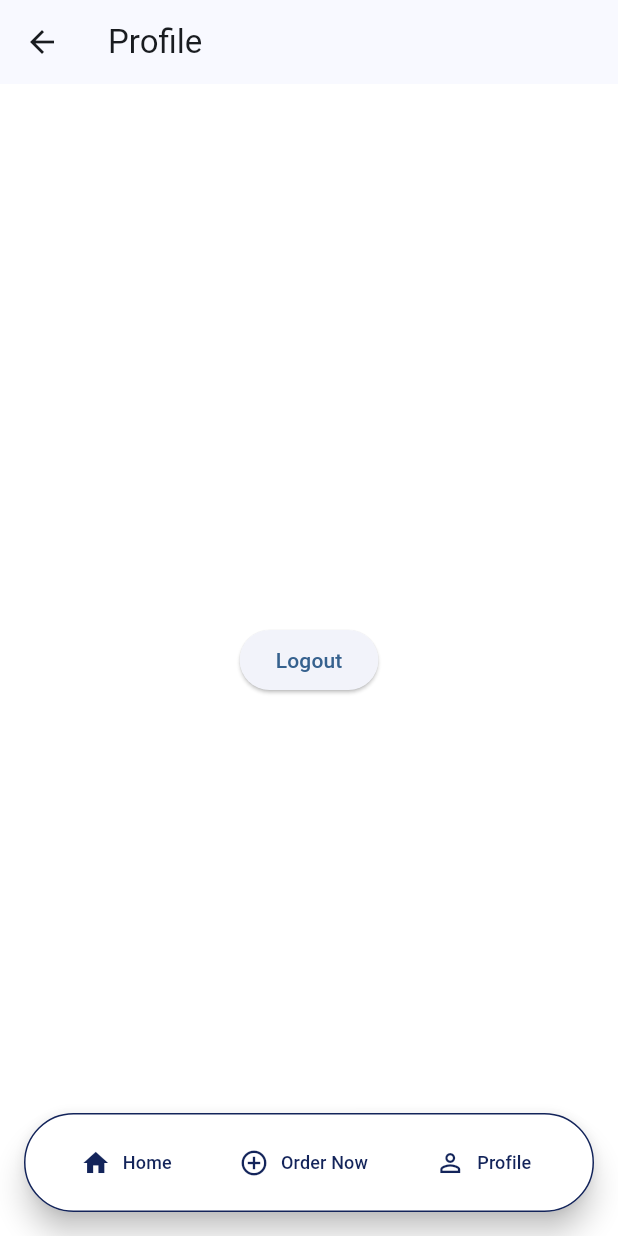
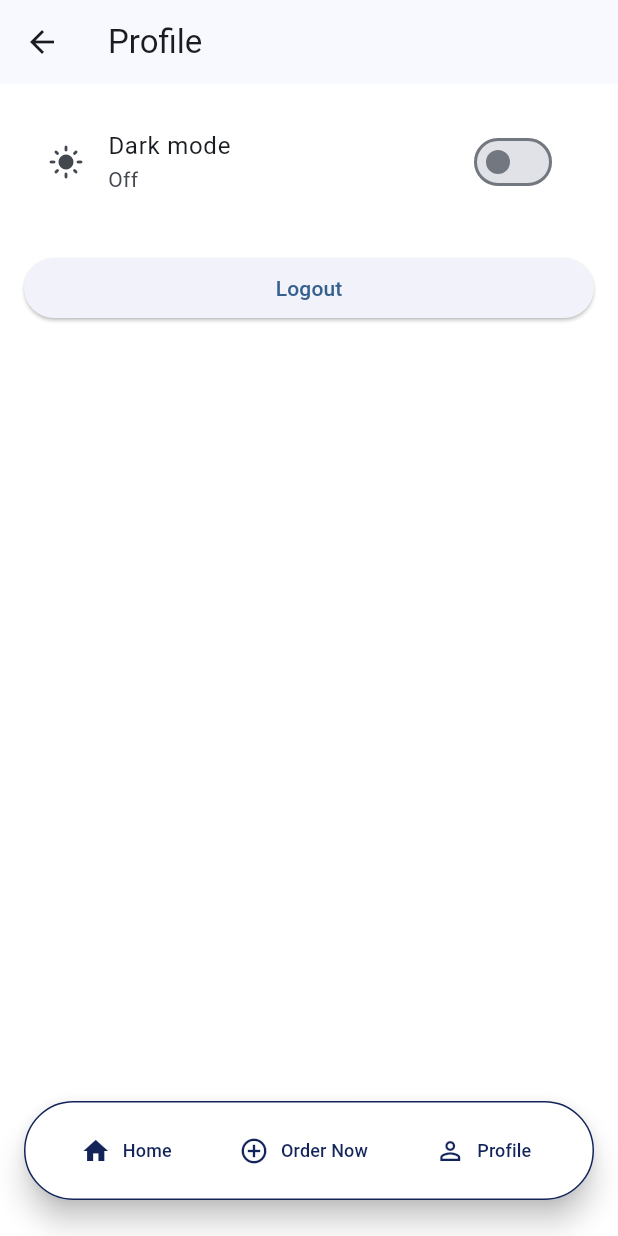
Before and after one commit to ImthiazRagib/Flutter.Assignment.Customer.App, a Flutter app: the screen it shows after launch, item 3 of the bottom bar chosen, after a tap on "Logout", on a phone screen of 412 x 824 dp. Run offline on Flutter 3.47's test engine with Material 3 defaults, Android fonts, the phone set to English and light mode, and no system bars; our stand-ins replace go_router.

Commit message:
Update FloatingNavBar bottom positioning for improved layout

```diff
--- a/lib/app.dart
+++ b/lib/app.dart
@@ -1,16 +1,24 @@
 import 'package:flutter/material.dart';
+import 'package:provider/provider.dart';
 import 'router.dart';
 import 'core/theme.dart';
+import 'core/theme_provider.dart';
 
 class MyApp extends StatelessWidget {
   const MyApp({super.key});
 
   @override
   Widget build(BuildContext context) {
-    return MaterialApp.router(
-      debugShowCheckedModeBanner: false,
-      theme: AppTheme.lightTheme,
-      routerConfig: router,
+    return Consumer<ThemeProvider>(
+      builder: (context, themeProvider, _) {
+        return MaterialApp.router(
+          debugShowCheckedModeBanner: false,
+          theme: AppTheme.lightTheme,
+          darkTheme: AppTheme.darkTheme,
+          themeMode: themeProvider.themeMode,
+          routerConfig: router,
+        );
+      },
     );
   }
 }
--- a/lib/core/theme.dart
+++ b/lib/core/theme.dart
@@ -11,7 +11,11 @@ class AppTheme {
   );
   static final darkTheme = ThemeData(
     useMaterial3: true,
-    colorSchemeSeed: Colors.white,
-    scaffoldBackgroundColor: Colors.white,
+    colorSchemeSeed: const Color.fromARGB(255, 232, 233, 233),
+    brightness: Brightness.dark,
+    scaffoldBackgroundColor: const Color(0xFF121212),
+    inputDecorationTheme: const InputDecorationTheme(
+      border: OutlineInputBorder(),
+    ),
   );
 }
--- /dev/null
+++ b/lib/core/theme_provider.dart
@@ -0,0 +1,20 @@
+import 'package:flutter/material.dart';
+
+class ThemeProvider extends ChangeNotifier {
+  ThemeMode _themeMode = ThemeMode.light;
+
+  ThemeMode get themeMode => _themeMode;
+
+  bool get isDarkMode => _themeMode == ThemeMode.dark;
+
+  void setThemeMode(ThemeMode mode) {
+    if (_themeMode == mode) return;
+    _themeMode = mode;
+    notifyListeners();
+  }
+
+  void toggleTheme() {
+    _themeMode = _themeMode == ThemeMode.light ? ThemeMode.dark : ThemeMode.light;
+    notifyListeners();
+  }
+}
--- a/lib/features/landing.dart
+++ b/lib/features/landing.dart
@@ -1,15 +1,24 @@
+import 'package:assignment_customer_app/core/theme_provider.dart';
 import 'package:flutter/material.dart';
 import 'package:go_router/go_router.dart';
+import 'package:provider/provider.dart';
 
 class LandingPage extends StatelessWidget {
   const LandingPage({super.key});
 
   @override
   Widget build(BuildContext context) {
+    final themeProvider = Provider.of<ThemeProvider>(context);
+    final isDarkMode = themeProvider.isDarkMode;
+    final backgroundColor = isDarkMode ? Colors.black : Colors.white;
+    final textColor = isDarkMode ? Colors.white : Colors.black;
+    final accentColor = isDarkMode ? Colors.white : Colors.black;
     return Scaffold(
       appBar: AppBar(
         title: const Text("Assignment Solutions"),
-        backgroundColor: Colors.white,
+        backgroundColor: backgroundColor,
+        foregroundColor: textColor,
+        iconTheme: IconThemeData(color: textColor),
       ),
       body: Column(
         crossAxisAlignment: CrossAxisAlignment.stretch,
@@ -58,9 +67,9 @@ class LandingPage extends StatelessWidget {
             child: Column(
               crossAxisAlignment: CrossAxisAlignment.center,
               children: [
-                Text("Assignment Writing Services Offered By Us", style: TextStyle(fontSize: 22, fontWeight: FontWeight.bold, color: Color(0xFF13245A)), textAlign: TextAlign.center),
+                Text("Assignment Writing Services Offered By Us", style: TextStyle(fontSize: 22, fontWeight: FontWeight.bold, color: accentColor), textAlign: TextAlign.center),
                 SizedBox(height: 10),
-                Text("Expert help for all your academic assignments — fast, reliable, and affordable.", style: TextStyle(fontSize: 14, color: Colors.grey.shade700), textAlign: TextAlign.center),
+                Text("Expert help for all your academic assignments — fast, reliable, and affordable.", style: TextStyle(fontSize: 14, color: accentColor), textAlign: TextAlign.center),
                 SizedBox(height: 20),
                 SizedBox(
                   width: double.infinity,
@@ -89,16 +98,16 @@ class LandingPage extends StatelessWidget {
                   margin: const EdgeInsets.only(right: 8),
                   padding: const EdgeInsets.symmetric(vertical: 10, horizontal: 8),
                   decoration: BoxDecoration(
-                    border: Border.all(color: Color(0xFF13245A), width: 1),
+                    border: Border.all(color: accentColor, width: 1),
                     borderRadius: BorderRadius.circular(8),
                   ),
                   child: Row(
                     mainAxisAlignment: MainAxisAlignment.center,
                     mainAxisSize: MainAxisSize.min,
                     children: [
-                      Icon(Icons.assignment, size: 20, color: Color(0xFF13245A)),
+                      Icon(Icons.assignment, size: 20, color: accentColor),
                       SizedBox(width: 6),
-                      Flexible(child: Text("Assignments", style: TextStyle(fontSize: 11, fontWeight: FontWeight.w600, color: Color(0xFF13245A)), overflow: TextOverflow.ellipsis)),
+                      Flexible(child: Text("Assignments", style: TextStyle(fontSize: 11, fontWeight: FontWeight.w600, color: accentColor), overflow: TextOverflow.ellipsis)),
                     ],
                   ),
                 ),
@@ -107,16 +116,16 @@ class LandingPage extends StatelessWidget {
                   margin: const EdgeInsets.only(right: 8),
                   padding: const EdgeInsets.symmetric(vertical: 10, horizontal: 8),
                   decoration: BoxDecoration(
-                    border: Border.all(color: Color(0xFF13245A), width: 1),
+                    border: Border.all(color: accentColor, width: 1),
                     borderRadius: BorderRadius.circular(8),
                   ),
                   child: Row(
                     mainAxisAlignment: MainAxisAlignment.center,
                     mainAxisSize: MainAxisSize.min,
                     children: [
-                      Icon(Icons.school, size: 20, color: Color(0xFF13245A)),
+                      Icon(Icons.school, size: 20, color: accentColor),
                       SizedBox(width: 6),
-                      Flexible(child: Text("Expert Help", style: TextStyle(fontSize: 11, fontWeight: FontWeight.w600, color: Color(0xFF13245A)), overflow: TextOverflow.ellipsis)),
+                      Flexible(child: Text("Expert Help", style: TextStyle(fontSize: 11, fontWeight: FontWeight.w600, color: accentColor), overflow: TextOverflow.ellipsis)),
                     ],
                   ),
                 ),
@@ -124,16 +133,16 @@ class LandingPage extends StatelessWidget {
                   width: 140,
                   padding: const EdgeInsets.symmetric(vertical: 10, horizontal: 8),
                   decoration: BoxDecoration(
-                    border: Border.all(color: Color(0xFF13245A), width: 1),
+                    border: Border.all(color: accentColor, width: 1),
                     borderRadius: BorderRadius.circular(8),
                   ),
                   child: Row(
                     mainAxisAlignment: MainAxisAlignment.center,
                     mainAxisSize: MainAxisSize.min,
                     children: [
-                      Icon(Icons.schedule, size: 20, color: Color(0xFF13245A)),
+                      Icon(Icons.schedule, size: 20, color: accentColor),
                       SizedBox(width: 6),
-                      Flexible(child: Text("On Time", style: TextStyle(fontSize: 11, fontWeight: FontWeight.w600, color: Color(0xFF13245A)), overflow: TextOverflow.ellipsis)),
+                      Flexible(child: Text("On Time", style: TextStyle(fontSize: 11, fontWeight: FontWeight.w600, color: accentColor), overflow: TextOverflow.ellipsis)),
                     ],
                   ),
                 ),
--- a/lib/features/profile.dart
+++ b/lib/features/profile.dart
@@ -2,6 +2,7 @@ import 'package:flutter/material.dart';
 import 'package:go_router/go_router.dart';
 import 'package:provider/provider.dart';
 import '../../core/auth_provider.dart';
+import '../../core/theme_provider.dart';
 
 class ProfilePage extends StatelessWidget {
   const ProfilePage({super.key});
@@ -9,6 +10,7 @@ class ProfilePage extends StatelessWidget {
   @override
   Widget build(BuildContext context) {
     final auth = Provider.of<AuthProvider>(context);
+    final themeProvider = Provider.of<ThemeProvider>(context);
 
     return Scaffold(
       appBar: AppBar(
@@ -18,11 +20,27 @@ class ProfilePage extends StatelessWidget {
         ),
         title: const Text("Profile"),
       ),
-      body: Center(
-        child: ElevatedButton(
-          onPressed: () => auth.logout(),
-          child: const Text("Logout"),
-        ),
+      body: ListView(
+        padding: const EdgeInsets.all(16),
+        children: [
+          ListTile(
+            leading: Icon(themeProvider.isDarkMode ? Icons.dark_mode : Icons.light_mode),
+            title: const Text("Dark mode"),
+            subtitle: Text(themeProvider.isDarkMode ? "On" : "Off"),
+            trailing: Switch(
+              value: themeProvider.isDarkMode,
+              onChanged: (_) => themeProvider.toggleTheme(),
+            ),
+          ),
+          const SizedBox(height: 24),
+          SizedBox(
+            width: double.infinity,
+            child: ElevatedButton(
+              onPressed: () => auth.logout(),
+              child: const Text("Logout"),
+            ),
+          ),
+        ],
       ),
     );
   }
--- a/lib/main.dart
+++ b/lib/main.dart
@@ -2,11 +2,15 @@ import 'package:flutter/material.dart';
 import 'package:provider/provider.dart';
 import 'app.dart';
 import 'core/auth_provider.dart';
+import 'core/theme_provider.dart';
 
 void main() {
   runApp(
-    ChangeNotifierProvider(
-      create: (context) => AuthProvider(),
+    MultiProvider(
+      providers: [
+        ChangeNotifierProvider(create: (_) => AuthProvider()),
+        ChangeNotifierProvider(create: (_) => ThemeProvider()),
+      ],
       child: const MyApp(),
     ),
   );
--- a/lib/widgets/floating_nav_bar.dart
+++ b/lib/widgets/floating_nav_bar.dart
@@ -11,7 +11,7 @@ class FloatingNavBar extends StatelessWidget {
     return Positioned(
       left: 16,
       right: 16,
-      bottom: 16,
+      bottom: 24,
       child: Material(
         elevation: 8,
         borderRadius: BorderRadius.circular(999),
```
